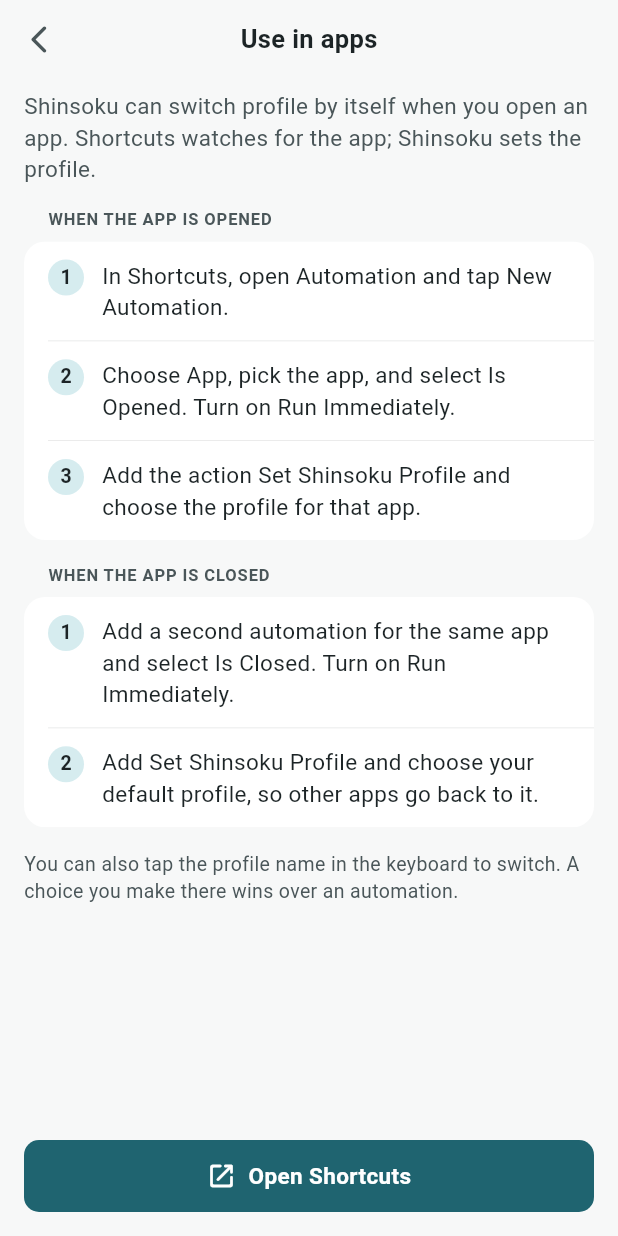
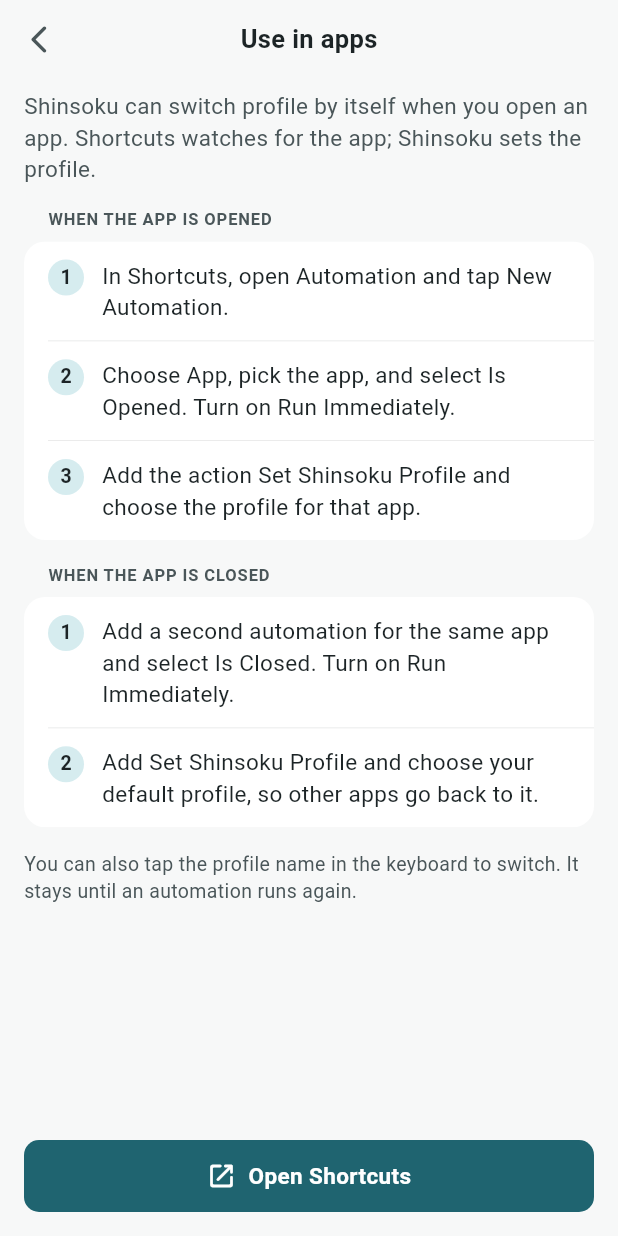
Before and after one commit to chux0519/Shinsoku, a Flutter app: the screen it shows after launch, item 4 of the bottom bar chosen, scrolled down 1053 dp, after a tap on "Use in apps", on a phone screen of 412 x 824 dp. Run offline on Flutter 3.47's test engine with Material 3 defaults, Android fonts, the phone set to English and light mode, and no system bars; our stand-ins replace flutter_secure_storage, multicast_dns, permission_handler; missing offline and left inert: record; accounts and stored records are empty.

Commit message:
profile-01 P4: systemMajorVersion drives the iOS 16 note; footer copy fix
Co-Authored-By: Claude Sonnet 5.5 <noreply@anthropic.com>

```diff
--- a/mobile/lib/features/settings/settings_view.dart
+++ b/mobile/lib/features/settings/settings_view.dart
@@ -349,8 +349,10 @@ class _SettingsViewState extends State<SettingsView> {
               onTap: () => Navigator.of(context).push(
                 MaterialPageRoute<void>(
                   builder: (context) => widget.onOpenShortcuts == null
-                      ? const UseInAppsView()
-                      : UseInAppsView(onOpenShortcuts: widget.onOpenShortcuts!),
+                      ? UseInAppsView.withSystemVersion()
+                      : UseInAppsView.withSystemVersion(
+                          onOpenShortcuts: widget.onOpenShortcuts!,
+                        ),
                 ),
               ),
             ),
--- a/mobile/lib/features/settings/use_in_apps_view.dart
+++ b/mobile/lib/features/settings/use_in_apps_view.dart
@@ -11,6 +11,17 @@ class UseInAppsView extends StatelessWidget {
     this.iosMajorVersion,
     super.key,
   });
+
+  /// Reads the version from the host (null off-device) and builds the view.
+  static Widget withSystemVersion({
+    Future<bool> Function() onOpenShortcuts = openShortcutsApp,
+  }) => FutureBuilder<int?>(
+    future: systemMajorVersion(),
+    builder: (context, snapshot) => UseInAppsView(
+      onOpenShortcuts: onOpenShortcuts,
+      iosMajorVersion: snapshot.data,
+    ),
+  );
 
   final Future<bool> Function() onOpenShortcuts;
 
@@ -35,8 +46,8 @@ class UseInAppsView extends StatelessWidget {
   ];
 
   static const keyboardNote =
-      'You can also tap the profile name in the keyboard to switch. A choice '
-      'you make there wins over an automation.';
+      'You can also tap the profile name in the keyboard to switch. It stays '
+      'until an automation runs again.';
 
   static const iosNote = 'The Shortcuts actions need iOS 16 or later.';
 
--- a/mobile/lib/services/shortcuts.dart
+++ b/mobile/lib/services/shortcuts.dart
@@ -13,3 +13,17 @@ Future<bool> openShortcutsApp() async {
     return false;
   }
 }
+
+/// The iOS major version, or null when unknown (tests, other platforms).
+Future<int?> systemMajorVersion() async {
+  try {
+    final v = await const MethodChannel(
+      'net.potafree.shinsoku/profiles',
+    ).invokeMethod<int>('systemMajorVersion');
+    return v == null || v <= 0 ? null : v;
+  } on MissingPluginException {
+    return null;
+  } on PlatformException {
+    return null;
+  }
+}
```
Also changed, not shown: 3 other files.
